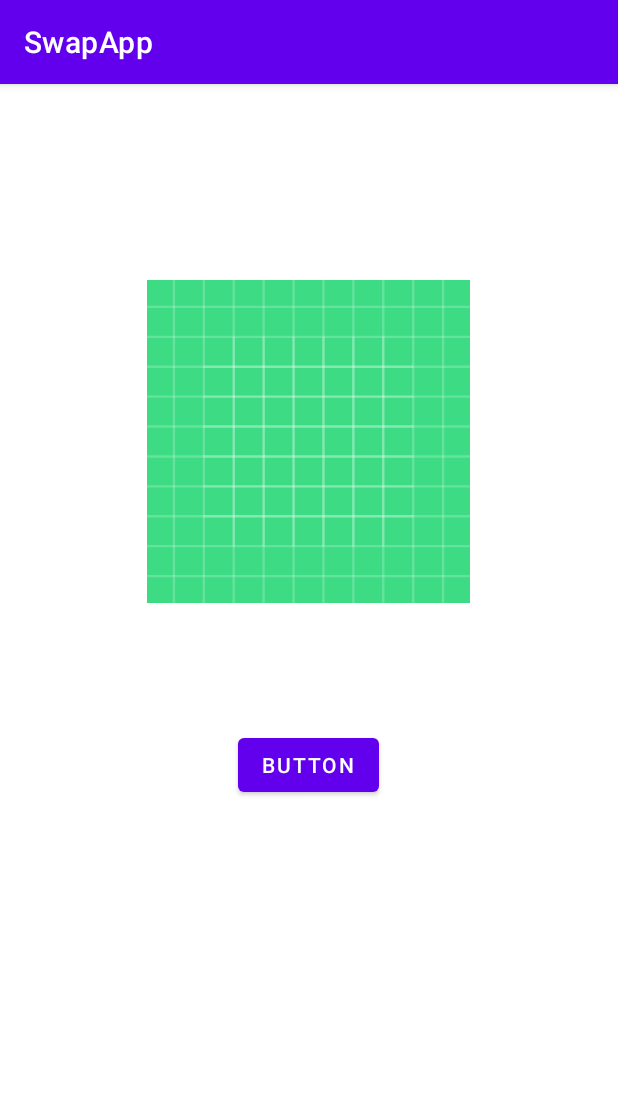
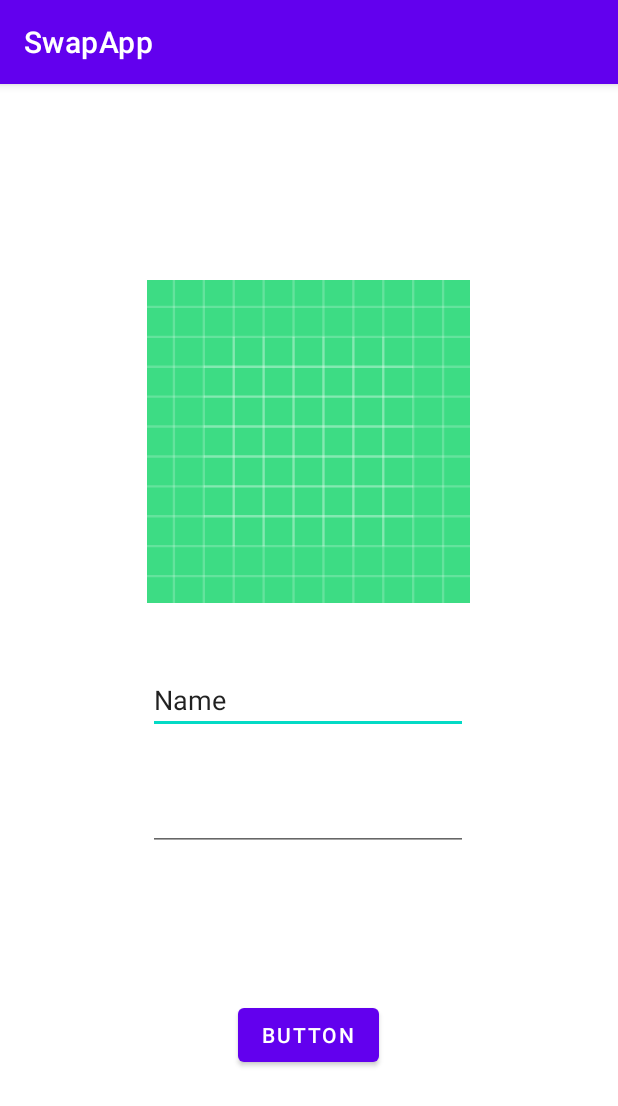
Before and after one commit to TejasR04/SwapApp, an Android app: the InfoActivity screen opened directly, with no data from a screen before it, on a phone screen of 412 x 824 dp. Shown: the top 1106 px of the screen. Run offline under Robolectric (Android 15) with nearby library versions, the phone set to English and light mode, and no system bars; our stand-ins replace Firebase (no records; nobody signed in at launch, a user with empty details on screens opened directly).

Commit message:
cooler cool

```diff
--- a/app/build.gradle
+++ b/app/build.gradle
@@ -46,9 +46,13 @@ dependencies {
     implementation 'com.google.firebase:firebase-storage:20.0.0'
     implementation 'androidx.lifecycle:lifecycle-livedata-ktx:2.3.1'
     implementation 'androidx.lifecycle:lifecycle-viewmodel-ktx:2.3.1'
+    implementation 'com.google.firebase:firebase-firestore:24.0.1'
     testImplementation 'junit:junit:4.+'
     androidTestImplementation 'androidx.test.ext:junit:1.1.3'
     androidTestImplementation 'androidx.test.espresso:espresso-core:3.4.0'
+    implementation 'com.github.bumptech.glide:glide:4.12.0'
+    annotationProcessor 'com.github.bumptech.glide:compiler:4.12.0'
+    implementation 'com.firebaseui:firebase-ui-storage:8.0.0'
 }
 
 apply plugin: 'com.google.gms.google-services'
--- a/app/src/main/java/com/example/swapapp/InfoActivity.java
+++ b/app/src/main/java/com/example/swapapp/InfoActivity.java
@@ -10,6 +10,7 @@ import android.net.Uri;
 import android.os.Bundle;
 import android.view.View;
 import android.widget.Button;
+import android.widget.EditText;
 import android.widget.ImageView;
 import android.widget.Toast;
 
@@ -19,6 +20,7 @@ import com.google.firebase.storage.FirebaseStorage;
 import com.google.firebase.storage.StorageReference;
 import com.google.firebase.storage.UploadTask;
 
+import java.util.HashMap;
 import java.util.UUID;
 
 public class InfoActivity extends AppCompatActivity {
@@ -27,6 +29,9 @@ public class InfoActivity extends AppCompatActivity {
     ImageView imageView;
     FirebaseStorage storage;
     Uri imageUri;
+    EditText name;
+    EditText desc;
+
 
     @Override
     protected void onCreate(Bundle savedInstanceState) {
@@ -36,6 +41,8 @@ public class InfoActivity extends AppCompatActivity {
         button = findViewById(R.id.button);
         imageView = findViewById(R.id.imageView);
         storage = FirebaseStorage.getInstance();
+        name = findViewById(R.id.name);
+        desc = findViewById(R.id.desc);
 
         imageView.setOnClickListener(new View.OnClickListener() {
             @Override
@@ -48,11 +55,14 @@ public class InfoActivity extends AppCompatActivity {
         button.setOnClickListener(new View.OnClickListener() {
             @Override
             public void onClick(View v) {
-
                 uploadImage();
+                StorageReference storageRef = FirebaseStorage.getInstance().getReference();
+                System.out.println(storageRef.child("images/1ba70124-d42a-4877-958b-c33b206e2a66.jpeg"));
+                HashMap<String, Object> hs =
             }
 
         });
+
 }
 
     private void uploadImage() {
--- a/app/src/main/res/layout/activity_info.xml
+++ b/app/src/main/res/layout/activity_info.xml
@@ -28,5 +28,34 @@
         app:layout_constraintHorizontal_bias="0.498"
         app:layout_constraintStart_toStartOf="parent"
         app:layout_constraintTop_toTopOf="parent"
-        app:layout_constraintVertical_bias="0.597" />
+        app:layout_constraintVertical_bias="0.847" />
+
+    <EditText
+        android:id="@+id/name"
+        android:layout_width="wrap_content"
+        android:layout_height="wrap_content"
+        android:ems="10"
+        android:inputType="textPersonName"
+        android:text="Name"
+        app:layout_constraintBottom_toBottomOf="parent"
+        app:layout_constraintEnd_toEndOf="parent"
+        app:layout_constraintHorizontal_bias="0.497"
+        app:layout_constraintStart_toStartOf="parent"
+        app:layout_constraintTop_toTopOf="parent"
+        app:layout_constraintVertical_bias="0.537" />
+
+    <EditText
+        android:id="@+id/desc"
+        android:layout_width="wrap_content"
+        android:layout_height="wrap_content"
+        android:ems="10"
+        android:gravity="start|top"
+        android:inputType="textMultiLine"
+        app:layout_constraintBottom_toBottomOf="parent"
+        app:layout_constraintEnd_toEndOf="parent"
+        app:layout_constraintHorizontal_bias="0.497"
+        app:layout_constraintStart_toStartOf="parent"
+        app:layout_constraintTop_toTopOf="parent"
+        app:layout_constraintVertical_bias="0.645" />
+
 </androidx.constraintlayout.widget.ConstraintLayout>
```
Also changed, not shown: app/src/main/java/com/example/swapapp/MyAppGlideModule.java (added, +23 -0 lines), app/src/main/java/com/example/swapapp/SwapActivity.java (added, +30 -0 lines), app/src/main/res/drawable/ic_baseline_account_circle_24.xml (added, +10 -0 lines), app/src/main/res/layout/activity_swap.xml (added, +20 -0 lines).
